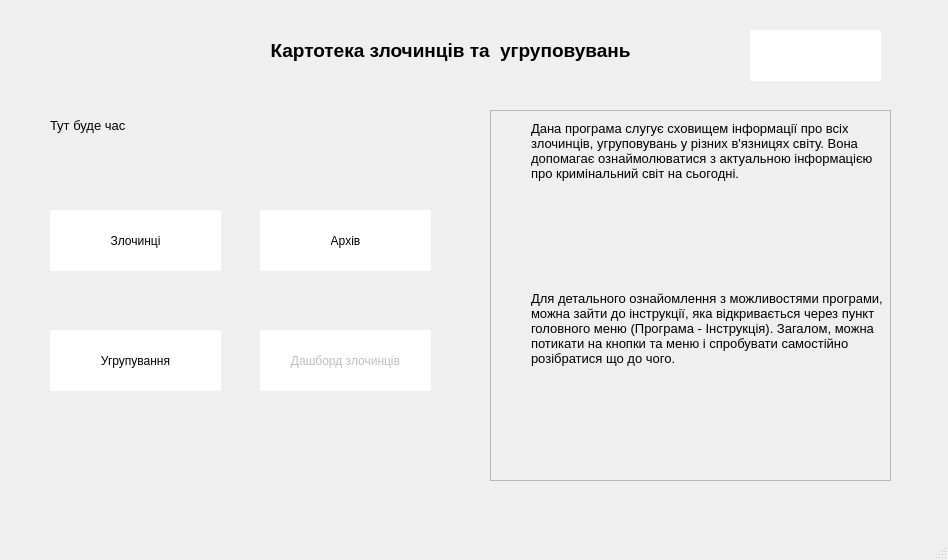
First picture: the form in app/gui/main.ui, repository ValRudyka/courseprogram, before the edit.
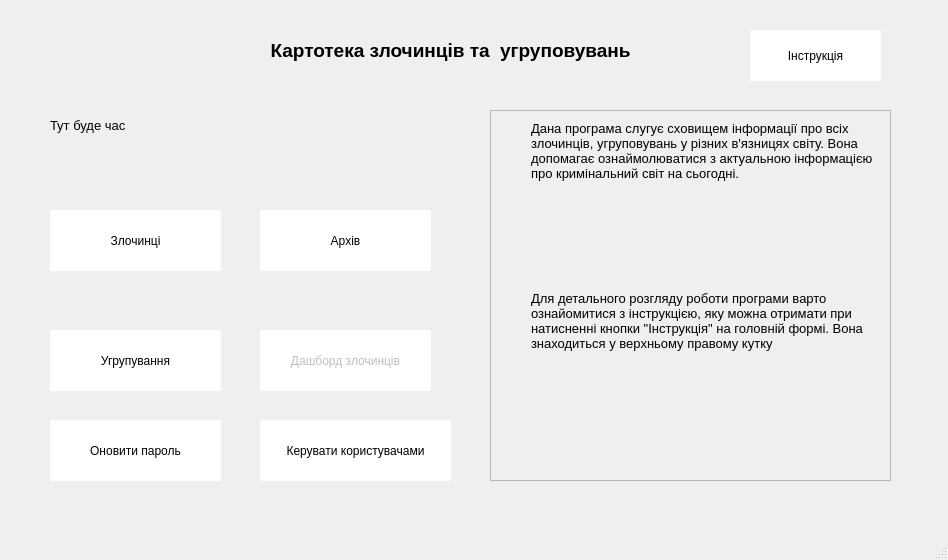
Second picture: the form after the edit. Icons and pictures are not drawn.

```diff
--- a/app/gui/main.ui
+++ b/app/gui/main.ui
@@ -78,7 +78,7 @@
 border-radius: 2px;</string>
     </property>
     <property name="text">
-     <string/>
+     <string>Інструкція</string>
     </property>
     <property name="icon">
      <iconset>
@@ -222,7 +222,7 @@
       <bool>false</bool>
      </property>
      <property name="text">
-      <string>Для детального ознайомлення з можливостями програми, можна зайти до інструкції, яка відкривається через пункт головного меню (Програма - Інструкція). Загалом, можна потикати на кнопки та меню і спробувати самостійно розібратися що до чого.</string>
+      <string>Для детального розгляду роботи програми варто ознайомитися з інструкцією, яку можна отримати при натисненні кнопки &quot;Інструкція&quot; на головній формі. Вона знаходиться у верхньому правому кутку</string>
      </property>
      <property name="textFormat">
       <enum>Qt::AutoText</enum>
@@ -319,6 +319,62 @@
      </size>
     </property>
    </widget>
+   <widget class="QPushButton" name="pushButton_6">
+    <property name="geometry">
+     <rect>
+      <x>50</x>
+      <y>420</y>
+      <width>171</width>
+      <height>61</height>
+     </rect>
+    </property>
+    <property name="styleSheet">
+     <string notr="true">border-width: 5px;
+background-color: white;
+border-radius: 2px;</string>
+    </property>
+    <property name="text">
+     <string>Оновити пароль</string>
+    </property>
+    <property name="icon">
+     <iconset>
+      <normaloff>../icons/icons8-gang-64.png</normaloff>../icons/icons8-gang-64.png</iconset>
+    </property>
+    <property name="iconSize">
+     <size>
+      <width>30</width>
+      <height>30</height>
+     </size>
+    </property>
+   </widget>
+   <widget class="QPushButton" name="pushButton_7">
+    <property name="geometry">
+     <rect>
+      <x>260</x>
+      <y>420</y>
+      <width>191</width>
+      <height>61</height>
+     </rect>
+    </property>
+    <property name="styleSheet">
+     <string notr="true">border-width: 5px;
+background-color: white;
+border-radius: 2px;</string>
+    </property>
+    <property name="text">
+     <string>Керувати користувачами</string>
+    </property>
+    <property name="icon">
+     <iconset>
+      <normaloff>../icons/icons8-gang-64.png</normaloff>../icons/icons8-gang-64.png</iconset>
+    </property>
+    <property name="iconSize">
+     <size>
+      <width>30</width>
+      <height>30</height>
+     </size>
+    </property>
+   </widget>
   </widget>
   <widget class="QStatusBar" name="statusbar"/>
   <action name="action">
```
